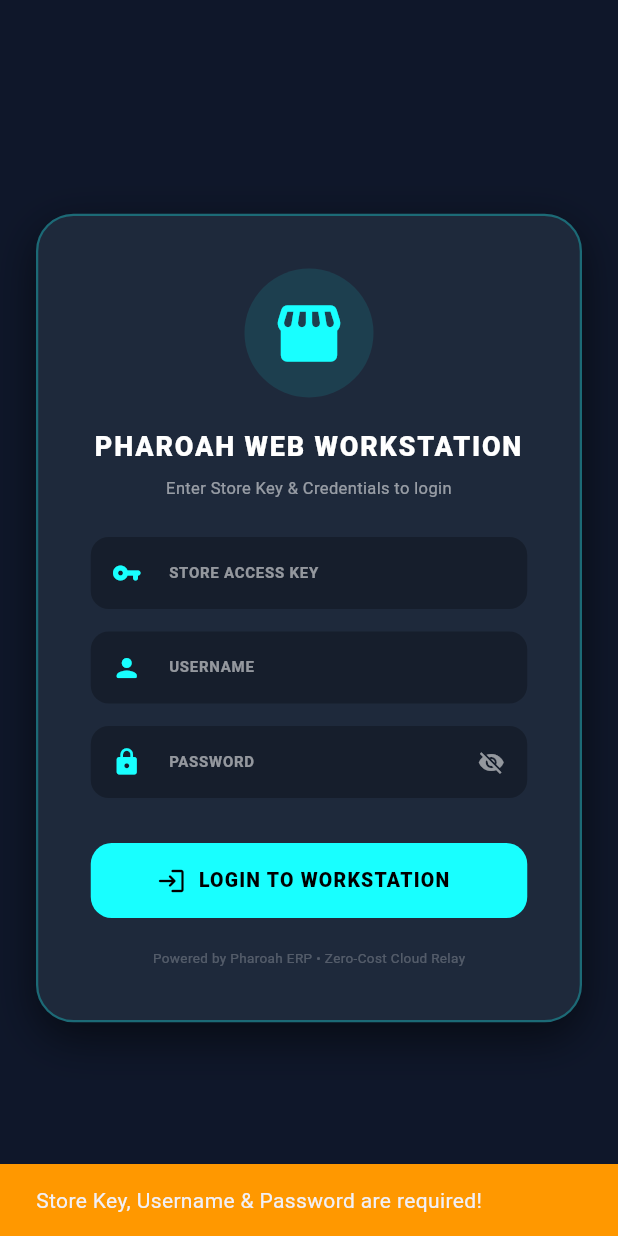
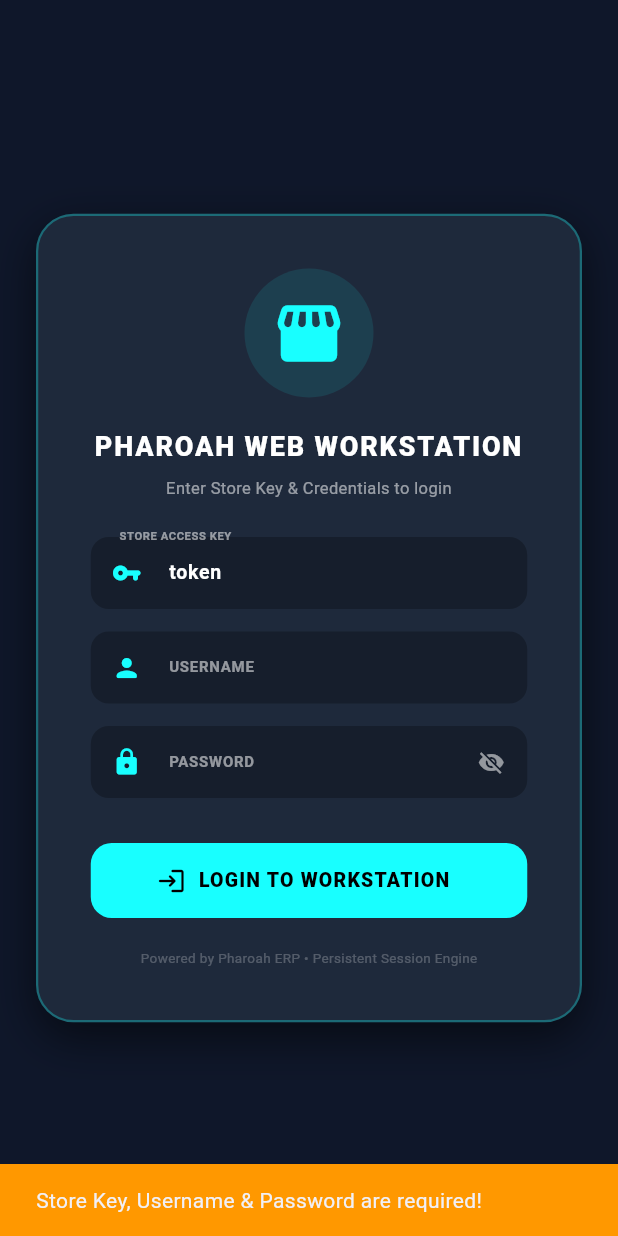
Before and after one commit to Bannahack123/New-ph, a Flutter app: the WebPortalGateway screen opened directly, after a tap on "LOGIN TO WORKSTATION", on a phone screen of 412 x 824 dp. Run offline on Flutter 3.47's test engine with Material 3 defaults, Android fonts, the phone set to English and light mode, and no system bars; our stand-ins replace csv, file_picker, flutter_secure_storage, image_picker, local_auth, pdf and 4 more; missing offline and left inert: file_saver, google_mlkit_text_recognition, mailer; accounts and stored records are empty.

Commit message:
feat: enable auto-login on reload and remember credentials in web workstation

```diff
--- a/lib/web_live_sync/components/web_login_card.dart
+++ b/lib/web_live_sync/components/web_login_card.dart
@@ -1,4 +1,5 @@
 import 'package:flutter/material.dart';
+import 'package:shared_preferences/shared_preferences.dart';
 
 class WebLoginCard extends StatefulWidget {
   final String errorMessage;
@@ -21,6 +22,26 @@ class _WebLoginCardState extends State<WebLoginCard> {
   final usernameC = TextEditingController();
   final passwordC = TextEditingController();
   bool isObscured = true;
+
+  @override
+  void initState() {
+    super.initState();
+    _loadSavedCredentials();
+  }
+
+  Future<void> _loadSavedCredentials() async {
+    final prefs = await SharedPreferences.getInstance();
+    final savedToken = prefs.getString('web_auth_store_token');
+    final savedUser = prefs.getString('web_auth_username');
+    if (savedToken != null && savedToken.isNotEmpty) {
+      setState(() {
+        storeKeyC.text = savedToken;
+        if (savedUser != null && savedUser.isNotEmpty) {
+          usernameC.text = savedUser;
+        }
+      });
+    }
+  }
 
   @override
   void dispose() {
@@ -163,7 +184,7 @@ class _WebLoginCardState extends State<WebLoginCard> {
               ),
               const SizedBox(height: 20),
               const Text(
-                "Powered by Pharoah ERP • Zero-Cost Cloud Relay",
+                "Powered by Pharoah ERP • Persistent Session Engine",
                 style: TextStyle(color: Colors.white24, fontSize: 9),
               ),
             ],
--- a/lib/web_live_sync/pharoah_web_manager.dart
+++ b/lib/web_live_sync/pharoah_web_manager.dart
@@ -1,14 +1,17 @@
 import 'dart:convert';
 import 'package:flutter/foundation.dart';
 import 'package:flutter/material.dart';
+import 'package:shared_preferences/shared_preferences.dart';
 import 'web_sync_engine.dart';
 
 class PharoahWebManager with ChangeNotifier {
   bool isLoading = false;
+  bool isAutoLoggingIn = true; // Auto-login check in progress
   bool isAuthenticated = false;
   String errorMessage = "";
   String successMessage = "";
 
+  // Store & Session Metadata
   String activeStoreToken = "";
   String activeUsername = "";
   String activePassword = "";
@@ -16,6 +19,7 @@ class PharoahWebManager with ChangeNotifier {
   String financialYear = "2026-27";
   Map<String, dynamic> companyProfile = {};
 
+  // Live Business Records
   List<dynamic> sales = [];
   List<dynamic> medicines = [];
   List<dynamic> parties = [];
@@ -26,6 +30,57 @@ class PharoahWebManager with ChangeNotifier {
   List<dynamic> saleReturns = [];
   List<dynamic> purchaseReturns = [];
 
+  PharoahWebManager() {
+    tryAutoLogin();
+  }
+
+  /// 1. Silent Auto-Login on Page Reload / Re-open
+  Future<bool> tryAutoLogin() async {
+    try {
+      final prefs = await SharedPreferences.getInstance();
+      bool wasLoggedIn = prefs.getBool('web_auth_logged_in') ?? false;
+      String? savedToken = prefs.getString('web_auth_store_token');
+      String? savedUser = prefs.getString('web_auth_username');
+      String? savedPass = prefs.getString('web_auth_password');
+
+      if (wasLoggedIn && savedToken != null && savedUser != null && savedPass != null) {
+        isLoading = true;
+        notifyListeners();
+
+        final result = await WebSyncEngine.fetchStoreData(
+          storeToken: savedToken,
+          username: savedUser,
+          password: savedPass,
+        );
+
+        if (result['success'] == true) {
+          activeStoreToken = savedToken.trim().toUpperCase();
+          activeUsername = savedUser.trim();
+          activePassword = savedPass.trim();
+          companyName = result['companyName'] ?? 'STORE WORKSTATION';
+          financialYear = result['fy'] ?? '2026-27';
+          companyProfile = result['profile'] ?? {};
+
+          final Map<String, dynamic> files = result['files'] ?? {};
+          _parseDownloadedFiles(files);
+
+          isAuthenticated = true;
+          isLoading = false;
+          isAutoLoggingIn = false;
+          notifyListeners();
+          return true;
+        }
+      }
+    } catch (e) {
+      debugPrint("Auto-login Error: $e");
+    }
+    isAutoLoggingIn = false;
+    isLoading = false;
+    notifyListeners();
+    return false;
+  }
+
+  /// 2. Login and Persist Credentials in LocalStorage
   Future<bool> loginWithStoreKey({
     required String storeToken,
     required String username,
@@ -53,9 +108,16 @@ class PharoahWebManager with ChangeNotifier {
       final Map<String, dynamic> files = result['files'] ?? {};
       _parseDownloadedFiles(files);
 
+      // Save persistent session in browser localStorage
+      final prefs = await SharedPreferences.getInstance();
+      await prefs.setBool('web_auth_logged_in', true);
+      await prefs.setString('web_auth_store_token', activeStoreToken);
+      await prefs.setString('web_auth_username', activeUsername);
+      await prefs.setString('web_auth_password', activePassword);
+
       isAuthenticated = true;
       isLoading = false;
-      successMessage = "Store workstation connected successfully!";
+      successMessage = "Store connected successfully!";
       notifyListeners();
       return true;
     } else {
@@ -67,6 +129,7 @@ class PharoahWebManager with ChangeNotifier {
     }
   }
 
+  /// 3. Refresh Store Data Live
   Future<void> refreshStoreData() async {
     if (!isAuthenticated || activeStoreToken.isEmpty) return;
     isLoading = true;
@@ -113,7 +176,12 @@ class PharoahWebManager with ChangeNotifier {
     purchaseReturns = decodeJson('p_return.json') as List? ?? [];
   }
 
-  void signOut() {
+  /// 4. Explicit Sign Out (Clears Persistent Session)
+  Future<void> signOut() async {
+    final prefs = await SharedPreferences.getInstance();
+    await prefs.setBool('web_auth_logged_in', false);
+    await prefs.remove('web_auth_password'); // Clear password on explicit logout
+
     isAuthenticated = false;
     activeStoreToken = "";
     activeUsername = "";
--- a/lib/web_live_sync/web_portal_gateway.dart
+++ b/lib/web_live_sync/web_portal_gateway.dart
@@ -68,6 +68,32 @@ class _WebPortalGatewayState extends State<WebPortalGateway> {
   Widget build(BuildContext context) {
     final webPh = Provider.of<PharoahWebManager>(context);
 
+    // Auto-Logging in Splash on Page Reload
+    if (webPh.isAutoLoggingIn || webPh.isLoading) {
+      return const Scaffold(
+        backgroundColor: Color(0xFF0F172A),
+        body: Center(
+          child: Column(
+            mainAxisAlignment: MainAxisAlignment.center,
+            children: [
+              CircularProgressIndicator(color: Colors.cyanAccent),
+              SizedBox(height: 25),
+              Text(
+                "Connecting to Store Cloud Workstation...",
+                style: TextStyle(
+                  color: Colors.white,
+                  fontSize: 14,
+                  fontWeight: FontWeight.bold,
+                  letterSpacing: 1,
+                ),
+              ),
+            ],
+          ),
+        ),
+      );
+    }
+
+    // State 1: Unauthenticated -> Show Login Form (with Auto-Remembered Key)
     if (!webPh.isAuthenticated) {
       return Scaffold(
         backgroundColor: const Color(0xFF0F172A),
@@ -83,8 +109,9 @@ class _WebPortalGatewayState extends State<WebPortalGateway> {
       );
     }
 
+    // State 2: Authenticated -> Master Assembly Shell
     return Scaffold(
-      backgroundColor: const Color(0xFF0B132B), // Deep Sapphire Canvas
+      backgroundColor: const Color(0xFF0B132B),
       appBar: WebTopBar(
         webPh: webPh,
         onSearchChanged: (v) => setState(() => searchQuery = v),
@@ -92,7 +119,6 @@ class _WebPortalGatewayState extends State<WebPortalGateway> {
       body: Row(
         crossAxisAlignment: CrossAxisAlignment.start,
         children: [
-          // Dynamic Recent Sidebar
           WebRecentSidebar(
             currentView: currentView,
             recentShortcuts: recentShortcuts,
@@ -101,23 +127,16 @@ class _WebPortalGatewayState extends State<WebPortalGateway> {
             onRemoveShortcut: _removeShortcut,
             onClearAll: _clearAllRecents,
           ),
-
-          // Main Workspace
           Expanded(
             child: SingleChildScrollView(
               padding: const EdgeInsets.all(20),
               child: Column(
                 crossAxisAlignment: CrossAxisAlignment.start,
                 children: [
-                  // Breadcrumb Navigation
                   _buildBreadcrumbs(),
                   const SizedBox(height: 16),
-
-                  // Compact Live KPI Strip
                   WebKpiStrip(webPh: webPh),
                   const SizedBox(height: 20),
-
-                  // Compact Module Grid (Level 0 / Level 1 with Back button)
                   WebModuleGrid(
                     currentView: currentView,
                     onHubTap: _navigateToHub,
@@ -125,8 +144,6 @@ class _WebPortalGatewayState extends State<WebPortalGateway> {
                     onBackToHome: () => _navigateToHub("HOME", "MAIN BUSINESS MODULES"),
                   ),
                   const SizedBox(height: 25),
-
-                  // Live Invoices Feed (Home View)
                   if (currentView == "HOME")
                     WebInvoiceFeed(
                       webPh: webPh,
```
